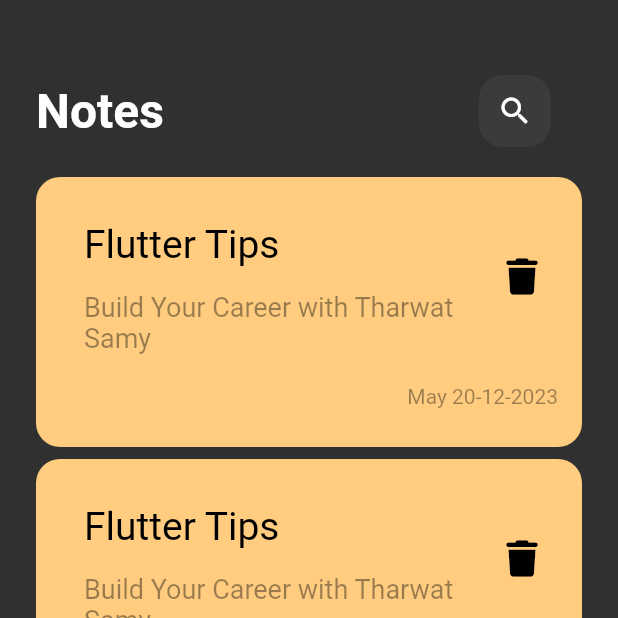
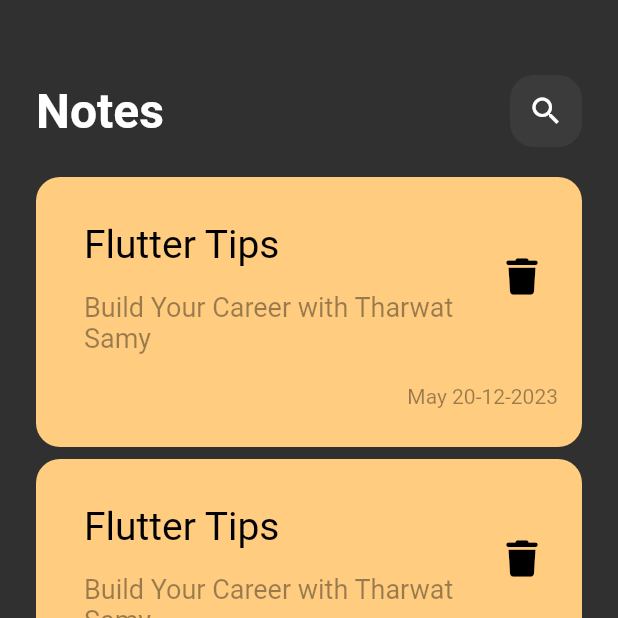
Before and after one commit to ramywael/Notes_App, a Flutter app: the screen it shows after launch, on a phone screen of 412 x 824 dp, the top half of it. Run offline on Flutter 3.47's test engine with Material 2 defaults, Android fonts, the phone set to English and light mode, and no system bars; our stand-ins replace font_awesome_flutter; Roboto replaces fonts that are missing (Poppins).

Commit message:
Creating the custom_app_bar with text and icon and fixing the flow-control

```diff
--- a/lib/widgets/custom_app_bar.dart
+++ b/lib/widgets/custom_app_bar.dart
@@ -3,22 +3,24 @@ import 'package:notes_app/widgets/custom_search_icon.dart';
 
 class CustomAppBar extends StatelessWidget {
   const CustomAppBar({
-    super.key,
+    super.key, required this.title, required this.icon,
   });
+  final String title;
+  final IconData icon;
 
   @override
   Widget build(BuildContext context) {
-    return  const Row(
+    return Row(
       children: [
-        Text(
-          "Notes",
-          style: TextStyle(
+          Text(
+          title,
+          style:  const TextStyle(
             fontSize: 32,
             fontWeight: FontWeight.bold,
           ),
         ),
-        SizedBox(width: 210,),
-        CustomSearchIcon()
+       const Spacer(),
+        CustomSearchIcon(icon: icon,)
       ],
     );
   }
--- a/lib/widgets/custom_search_icon.dart
+++ b/lib/widgets/custom_search_icon.dart
@@ -3,18 +3,18 @@ import 'package:flutter/material.dart';
 class CustomSearchIcon extends StatelessWidget {
   const CustomSearchIcon({
     super.key,
+    required this.icon,
   });
-
+  final IconData icon;
   @override
   Widget build(BuildContext context) {
     return Container(
       decoration: BoxDecoration(
         borderRadius: BorderRadius.circular(16),
         color: Colors.white.withOpacity(.05),
+
       ),
-      child: IconButton(onPressed: () {}, icon: const Icon(
-        Icons.search_sharp,
-      )),
+      child: IconButton(onPressed: () {}, icon: Icon(icon),),
     );
   }
 }
--- a/lib/widgets/notes_edit_view_body.dart
+++ b/lib/widgets/notes_edit_view_body.dart
@@ -1,12 +1,23 @@
 
 import 'package:flutter/material.dart';
+import 'package:notes_app/widgets/custom_app_bar.dart';
 
 class NotesEditViewBody extends StatelessWidget {
   const NotesEditViewBody({super.key});
-  static String routeName = '/notes_edit_view_body';
+  static const String routeName = '/notes_edit_view_body';
 
   @override
   Widget build(BuildContext context) {
-    return const  Scaffold();
+    return const  Scaffold(
+      body: Padding(
+        padding: EdgeInsets.symmetric(horizontal: 24),
+        child: Column(
+          children: [
+            SizedBox(height: 50,),
+           CustomAppBar(title: 'Edit Note',icon: Icons.check),
+          ],
+        ),
+      ),
+    );
   }
 }
--- a/lib/widgets/notes_view_body.dart
+++ b/lib/widgets/notes_view_body.dart
@@ -16,7 +16,7 @@ class NotesViewBody extends StatelessWidget {
       child: Column(
         children: [
            SizedBox(height: 50,),
-          CustomAppBar(),
+          CustomAppBar(title: 'Notes',icon: Icons.search,),
           Expanded(child: CustomNotesList()),
         ],
       ),
```
